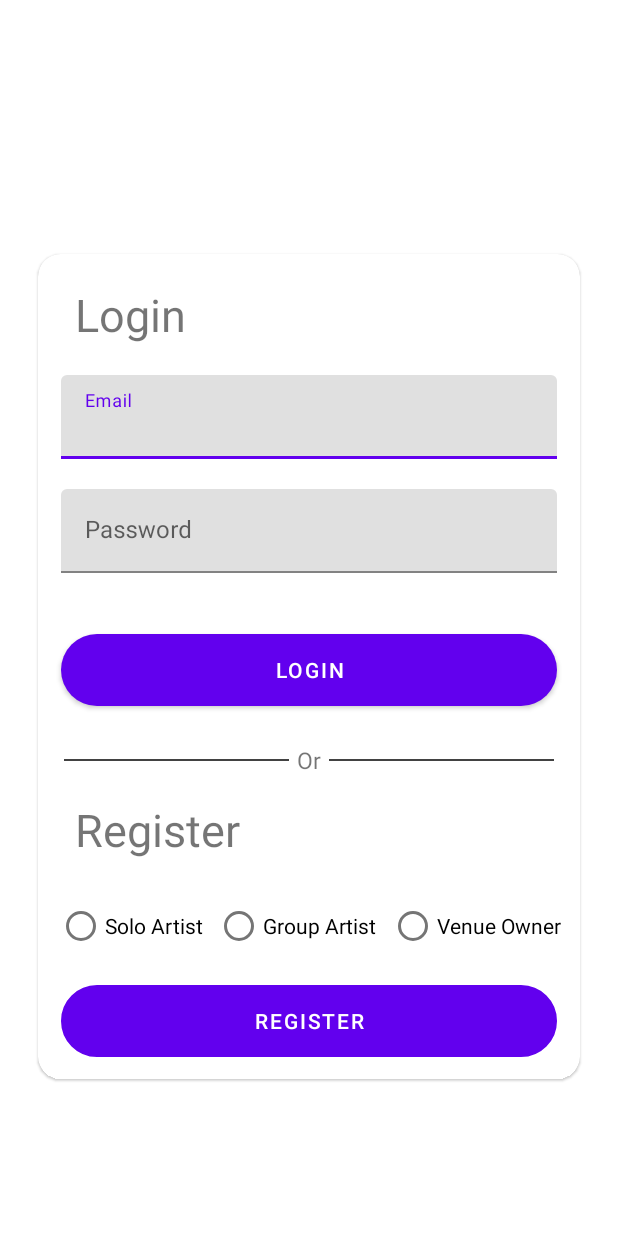
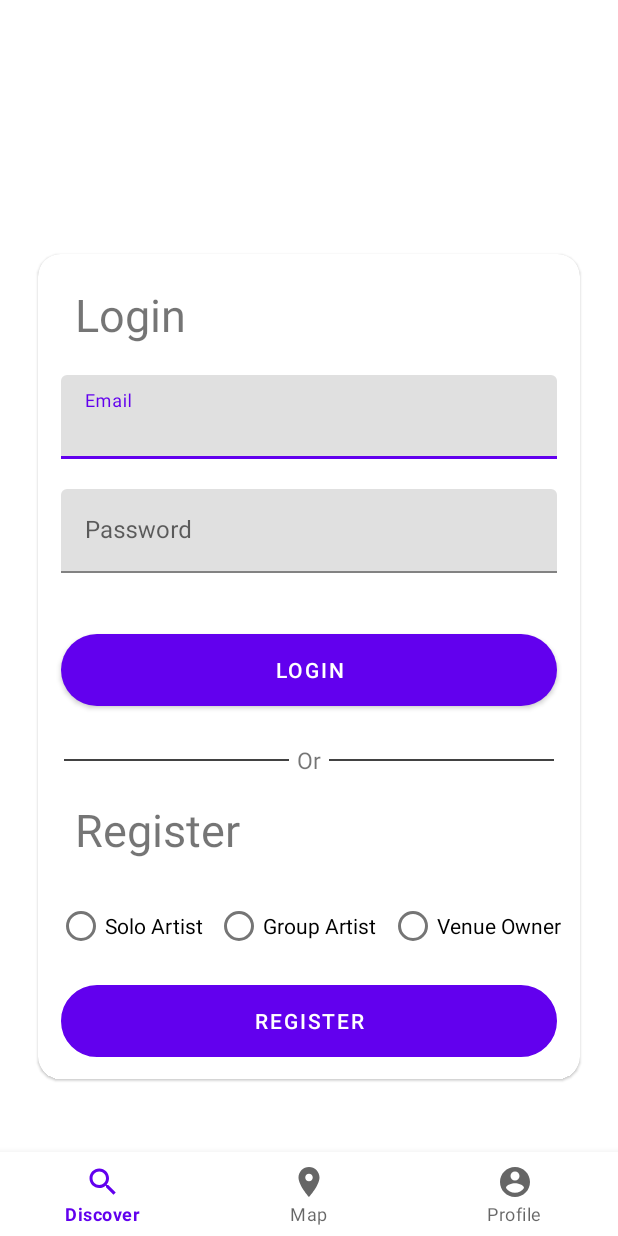
Before and after one commit to mikel112543/FYP_RockAround, an Android app: the screen it shows after launch (MainActivity), on a phone screen of 412 x 824 dp. Run offline under Robolectric (Android 15) with nearby library versions, the phone set to English and light mode, and no system bars; our stand-ins replace Firebase (no records; nobody signed in at launch, a user with empty details on screens opened directly), data binding; libraries missing offline, so code that uses them is left out: org.apache.log4j.

Commit message:
-Fixed Login Page -Will be merging this into Login branch

```diff
--- a/app/build.gradle
+++ b/app/build.gradle
@@ -44,13 +44,15 @@ dependencies {
     implementation 'com.google.android.material:material:1.5.0'
     implementation 'androidx.constraintlayout:constraintlayout:2.1.3'
     implementation 'androidx.legacy:legacy-support-v4:1.0.0'
-    implementation 'androidx.fragment:fragment:1.4.0'
+    implementation 'androidx.fragment:fragment:1.4.1'
     testImplementation 'junit:junit:4.+'
     androidTestImplementation 'androidx.test.ext:junit:1.1.3'
     androidTestImplementation 'androidx.test.espresso:espresso-core:3.4.0'
     implementation "androidx.core:core-ktx:+"
     implementation "org.jetbrains.kotlin:kotlin-stdlib-jdk7:$kotlin_version"
     implementation group: 'mysql', name: 'mysql-connector-java', version: '8.0.11'
+    implementation 'android.arch.navigation:navigation-fragment:1.0.0'
+    implementation 'android.arch.navigation:navigation-ui:1.0.0'
     implementation "androidx.lifecycle:lifecycle-viewmodel:$lifecycle_version"
     implementation "androidx.lifecycle:lifecycle-livedata:$lifecycle_version"
     implementation 'org.mariadb.jdbc:mariadb-java-client:2.2.0'
--- a/app/src/main/java/com/example/rockaroundapp/repository/UserRepository.java
+++ b/app/src/main/java/com/example/rockaroundapp/repository/UserRepository.java
@@ -1,17 +1,60 @@
 package com.example.rockaroundapp.repository;
+
+import android.app.Application;
+import android.widget.Toast;
+
+import androidx.annotation.NonNull;
+import androidx.lifecycle.MutableLiveData;
 
 import com.example.rockaroundapp.dao.ArtistDaoImpl;
 import com.example.rockaroundapp.dao.VenueDaoImpl;
+import com.google.android.gms.tasks.OnCompleteListener;
+import com.google.android.gms.tasks.Task;
+import com.google.firebase.auth.AuthResult;
+import com.google.firebase.auth.FirebaseAuth;
+import com.google.firebase.auth.FirebaseUser;
+
+import java.util.Objects;
 
 
 public class UserRepository {
-
+    private Application application;
+    private MutableLiveData<FirebaseUser> firebaseUserMutableLiveData;
+    private MutableLiveData<String> loginFailureMsg;
+    private FirebaseAuth auth = FirebaseAuth.getInstance();
     private ArtistDaoImpl artistDAO;
     private VenueDaoImpl venueDAO;
 
     public UserRepository() {
         artistDAO = new ArtistDaoImpl();
         venueDAO = new VenueDaoImpl();
+        firebaseUserMutableLiveData = new MutableLiveData<>();
+        loginFailureMsg = new MutableLiveData<>();
+
+        if(auth.getCurrentUser() != null) {
+            firebaseUserMutableLiveData.postValue(auth.getCurrentUser());
+        }
+    }
+
+    public MutableLiveData<FirebaseUser> getFirebaseUserMutableLiveData() {
+        return firebaseUserMutableLiveData;
+    }
+
+    public MutableLiveData<String> getLoginFailureMsg() {
+        return loginFailureMsg;
+    }
+
+    public void loginUser(String email, String password) {
+        auth.signInWithEmailAndPassword(email, password).addOnCompleteListener(new OnCompleteListener<AuthResult>() {
+            @Override
+            public void onComplete(@NonNull Task<AuthResult> task) {
+                if(task.isSuccessful()){
+                    firebaseUserMutableLiveData.postValue(auth.getCurrentUser());
+                }else{
+                    loginFailureMsg.postValue("Error logging in");
+                }
+            }
+        });
     }
 
 
--- a/app/src/main/java/com/example/rockaroundapp/view/LoginFragment.java
+++ b/app/src/main/java/com/example/rockaroundapp/view/LoginFragment.java
@@ -2,21 +2,70 @@ package com.example.rockaroundapp.view;
 
 import android.os.Bundle;
 
+import androidx.databinding.DataBindingUtil;
 import androidx.fragment.app.Fragment;
+import androidx.lifecycle.ViewModelProvider;
 
+import android.text.TextUtils;
 import android.view.LayoutInflater;
 import android.view.View;
 import android.view.ViewGroup;
+import android.widget.Toast;
 
 import com.example.rockaroundapp.R;
+import com.example.rockaroundapp.databinding.FragmentLoginBinding;
+import com.example.rockaroundapp.viewmodel.LoginViewModel;
+import com.example.rockaroundapp.viewmodel.RegisterViewModel;
+
+import java.util.Objects;
 
 
 public class LoginFragment extends Fragment {
+
+    private FragmentLoginBinding binding;
+    private LoginViewModel loginViewModel;
 
     @Override
     public View onCreateView(LayoutInflater inflater, ViewGroup container,
                              Bundle savedInstanceState) {
         // Inflate the layout for this fragment
-        return inflater.inflate(R.layout.fragment_login, container, false);
+        binding = DataBindingUtil.inflate(
+                inflater, R.layout.fragment_login, container, false);
+        View view = binding.getRoot();
+        loginViewModel = new ViewModelProvider(this).get(LoginViewModel.class);
+        binding.setLoginViewModel(loginViewModel);
+        binding.setLifecycleOwner(this);
+        observeViewModel(loginViewModel);
+        return view;
+    }
+
+    private void observeViewModel(LoginViewModel loginViewModel) {
+        loginViewModel.getDetails().observe(getViewLifecycleOwner(), details -> {
+            if(TextUtils.isEmpty(details.get(0))) {
+                binding.loginField.setError("Please provide an email address");
+            }else{
+                binding.loginField.setError(null);
+            }
+            if(TextUtils.isEmpty(details.get(1))) {
+                binding.passwordField.setError("Please provide your password to login");
+            }else{
+                binding.passwordField.setError(null);
+            }
+            if(binding.loginField.getError() == null && binding.passwordField.getError() == null) {
+                loginViewModel.loginUser(details.get(0), details.get(1));
+            }
+        });
+        loginViewModel.getFirebaseUserMutableLiveData().observe(getViewLifecycleOwner(), firebaseUser -> {
+            if(firebaseUser != null) {
+                Toast.makeText(getActivity(), "Error logging in", Toast.LENGTH_SHORT).show();
+            }else{
+                Toast.makeText(getActivity(), "Login Successful", Toast.LENGTH_SHORT).show();
+            }
+        });
+        loginViewModel.getLoginFailureMsg().observe(getViewLifecycleOwner(), failureMsg -> {
+            if(!failureMsg.isEmpty()) {
+                Toast.makeText(getActivity(), failureMsg, Toast.LENGTH_SHORT).show();
+            }
+        });
     }
 }
--- a/app/src/main/java/com/example/rockaroundapp/view/MainActivity.java
+++ b/app/src/main/java/com/example/rockaroundapp/view/MainActivity.java
@@ -16,7 +16,7 @@ public class MainActivity extends AppCompatActivity {
         getSupportActionBar().hide();
         FragmentTransaction ft = getSupportFragmentManager().beginTransaction();
         // Replace the contents of the container with the new fragment
-        ft.replace(R.id.fragment_container, new LoginFragment());
+        ft.replace(R.id.fragmentContainerView, new LoginFragment());
         ft.commit();
     }
 }
--- /dev/null
+++ b/app/src/main/java/com/example/rockaroundapp/viewmodel/LoginViewModel.java
@@ -0,0 +1,77 @@
+package com.example.rockaroundapp.viewmodel;
+
+import android.app.Application;
+import android.util.Log;
+
+import androidx.lifecycle.MutableLiveData;
+import androidx.lifecycle.ViewModel;
+
+import com.example.rockaroundapp.repository.UserRepository;
+import com.example.rockaroundapp.view.LoginFragment;
+import com.google.firebase.auth.FirebaseAuth;
+import com.google.firebase.auth.FirebaseUser;
+
+import java.util.ArrayList;
+import java.util.List;
+
+public class LoginViewModel extends ViewModel {
+
+    private final UserRepository userRepository;
+    private MutableLiveData<FirebaseUser> firebaseUserMutableLiveData;
+    private MutableLiveData<String> loginFailureMsg;
+    private MutableLiveData<String> email = new MutableLiveData<>("");
+    private MutableLiveData<String> password = new MutableLiveData<>("");
+    private MutableLiveData<String> userType = new MutableLiveData<>(UserType.NONE.name());
+    private MutableLiveData<List<String>> loginDetails = new MutableLiveData<>();
+
+    public LoginViewModel() {
+        userRepository = new UserRepository();
+        firebaseUserMutableLiveData = userRepository.getFirebaseUserMutableLiveData();
+        loginFailureMsg = userRepository.getLoginFailureMsg();
+    }
+
+    public MutableLiveData<String> getLoginFailureMsg() {
+        return loginFailureMsg;
+    }
+
+    public enum UserType {
+        NONE,
+        SOLO,
+        GROUP,
+        VENUE
+    }
+
+    public MutableLiveData<List<String>> getDetails() {
+        if (loginDetails == null) {
+            loginDetails = new MutableLiveData<>();
+        }
+        return loginDetails;
+    }
+
+    public MutableLiveData<FirebaseUser> getFirebaseUserMutableLiveData() {
+        return firebaseUserMutableLiveData;
+    }
+
+    public MutableLiveData<String> getEmail() {
+        return email;
+    }
+
+    public MutableLiveData<String> getPassword() {
+        return password;
+    }
+
+    public void setButton(LoginViewModel.UserType type) {
+        userType.postValue(type.name());
+    }
+
+    public void onLoginClick() {
+        ArrayList<String> details = new ArrayList<>();
+        details.add(email.getValue());
+        details.add(password.getValue());
+        loginDetails.setValue(details);
+    }
+
+    public void loginUser(String loginEmail, String pass) {
+        userRepository.loginUser(loginEmail, pass);
+    }
+}
--- /dev/null
+++ b/app/src/main/res/drawable/ic_baseline_account_circle_24.xml
@@ -0,0 +1,10 @@
+<vector xmlns:android="http://schemas.android.com/apk/res/android"
+    android:width="24dp"
+    android:height="24dp"
+    android:viewportWidth="24"
+    android:viewportHeight="24"
+    android:tint="?attr/colorControlNormal">
+  <path
+      android:fillColor="@android:color/white"
+      android:pathData="M12,2C6.48,2 2,6.48 2,12s4.48,10 10,10 10,-4.48 10,-10S17.52,2 12,2zM12,5c1.66,0 3,1.34 3,3s-1.34,3 -3,3 -3,-1.34 -3,-3 1.34,-3 3,-3zM12,19.2c-2.5,0 -4.71,-1.28 -6,-3.22 0.03,-1.99 4,-3.08 6,-3.08 1.99,0 5.97,1.09 6,3.08 -1.29,1.94 -3.5,3.22 -6,3.22z"/>
+</vector>
--- a/app/src/main/res/layout/activity_main.xml
+++ b/app/src/main/res/layout/activity_main.xml
@@ -1,10 +1,28 @@
 <?xml version="1.0" encoding="utf-8"?>
-<androidx.fragment.app.FragmentContainerView xmlns:android="http://schemas.android.com/apk/res/android"
+<androidx.constraintlayout.widget.ConstraintLayout
+    xmlns:android="http://schemas.android.com/apk/res/android"
     xmlns:app="http://schemas.android.com/apk/res-auto"
     xmlns:tools="http://schemas.android.com/tools"
-    android:id="@+id/fragment_container"
     android:layout_width="match_parent"
     android:layout_height="match_parent"
     tools:context=".view.MainActivity">
 
-</androidx.fragment.app.FragmentContainerView>
+    <androidx.fragment.app.FragmentContainerView
+        android:id="@+id/fragmentContainerView"
+        android:name="androidx.navigation.fragment.NavHostFragment"
+        android:layout_width="match_parent"
+        android:layout_height="match_parent"
+        app:defaultNavHost="true"
+        app:navGraph="@navigation/nav_graph"/>
+
+    <com.google.android.material.bottomnavigation.BottomNavigationView
+        android:id="@+id/bottom_navbar"
+        android:layout_width="match_parent"
+        android:layout_height="wrap_content"
+        android:layout_gravity="bottom"
+        app:layout_constraintBottom_toBottomOf="parent"
+        app:layout_constraintStart_toStartOf="parent"
+        app:layout_constraintEnd_toEndOf="parent"
+        app:menu="@menu/bottom_navigation_menu" />
+
+</androidx.constraintlayout.widget.ConstraintLayout>
--- a/app/src/main/res/layout/fragment_login.xml
+++ b/app/src/main/res/layout/fragment_login.xml
@@ -2,6 +2,14 @@
 <layout xmlns:android="http://schemas.android.com/apk/res/android"
     xmlns:app="http://schemas.android.com/apk/res-auto"
     xmlns:tools="http://schemas.android.com/tools">
+
+    <data>
+        <import type="com.example.rockaroundapp.viewmodel.LoginViewModel.UserType" />
+        <variable
+            name="loginViewModel"
+            type="com.example.rockaroundapp.viewmodel.LoginViewModel"/>
+    </data>
+
 
     <androidx.constraintlayout.widget.ConstraintLayout
         android:layout_width="match_parent"
@@ -70,6 +78,7 @@
                     <com.google.android.material.textfield.TextInputEditText
                         android:layout_width="match_parent"
                         android:layout_height="wrap_content"
+                        android:text="@={loginViewModel.email}"
                         android:hint="Email" />
                 </com.google.android.material.textfield.TextInputLayout>
 
@@ -89,6 +98,7 @@
                     <com.google.android.material.textfield.TextInputEditText
                         android:layout_width="match_parent"
                         android:layout_height="wrap_content"
+                        android:text="@={loginViewModel.password}"
                         android:hint="Password" />
                 </com.google.android.material.textfield.TextInputLayout>
 
@@ -100,6 +110,7 @@
                     android:layout_marginEnd="15dp"
                     android:layout_marginBottom="20dp"
                     android:text="Login"
+                    android:onClick="@{()-> loginViewModel.onLoginClick()}"
                     android:layout_marginTop="15dp"
                     app:layout_constraintBottom_toTopOf="@+id/or_txt"
                     app:layout_constraintEnd_toEndOf="parent"
@@ -174,17 +185,20 @@
                         android:layout_width="wrap_content"
                         android:layout_height="wrap_content"
                         android:layout_marginEnd="8dp"
+                        android:onClick="@{()-> loginViewModel.setButton(UserType.SOLO)}"
                         android:text="Solo Artist" />
 
                     <RadioButton
                         android:layout_width="wrap_content"
                         android:layout_height="wrap_content"
+                        android:onClick="@{()-> loginViewModel.setButton(UserType.GROUP)}"
                         android:text="Group Artist" />
 
                     <RadioButton
                         android:layout_width="wrap_content"
                         android:layout_height="wrap_content"
                         android:layout_marginStart="8dp"
+                        android:onClick="@{()-> loginViewModel.setButton(UserType.VENUE)}"
                         android:text="Venue Owner" />
                 </RadioGroup>
 
--- a/app/src/main/res/layout/fragment_register.xml
+++ b/app/src/main/res/layout/fragment_register.xml
@@ -4,7 +4,6 @@
     xmlns:tools="http://schemas.android.com/tools">
 
     <data>
-        <import type="com.example.rockaroundapp.viewmodel.RegisterViewModel.UserType" />
 
         <variable
             name="registerViewModel"
@@ -167,14 +166,12 @@
                         android:layout_width="wrap_content"
                         android:layout_height="wrap_content"
                         android:layout_marginEnd="10dp"
-                        android:onClick="@{()-> registerViewModel.setButton(UserType.SOLO)}"
                         android:text="Solo Artist" />
 
                     <RadioButton
                         android:id="@+id/group_artist_checkbox"
                         android:layout_width="wrap_content"
                         android:layout_height="wrap_content"
-                        android:onClick="@{()-> registerViewModel.setButton(UserType.GROUP)}"
                         android:text="Group Artist" />
 
                     <RadioButton
@@ -182,7 +179,6 @@
                         android:layout_width="wrap_content"
                         android:layout_height="wrap_content"
                         android:layout_marginStart="10dp"
-                        android:onClick="@{()-> registerViewModel.setButton(UserType.VENUE)}"
                         android:text="Venue Owner" />
                 </RadioGroup>
 
@@ -196,7 +192,6 @@
                     android:layout_marginBottom="34dp"
                     android:background="@drawable/pill_button"
                     android:backgroundTint="@color/primary_pink"
-                    android:onClick="@{()-> registerViewModel.onRegisterClick()}"
                     android:text="Register"
                     app:layout_constraintBottom_toBottomOf="parent"
                     app:layout_constraintEnd_toEndOf="parent"
--- a/app/src/main/res/menu/bottom_navigation_menu.xml
+++ b/app/src/main/res/menu/bottom_navigation_menu.xml
@@ -4,8 +4,18 @@
     <item
         android:id="@+id/discover"
         android:title="Discover"
-        app:showAsAction="always"
         android:orderInCategory="1"
-        />
+        android:icon="@drawable/ic_baseline_search_24" />
 
+    <item
+        android:id="@+id/map"
+        android:title="Map"
+        android:orderInCategory="2"
+        android:icon="@drawable/ic_baseline_location_on_24"/>
+
+    <item
+        android:id="@+id/profile"
+        android:title="Profile"
+        android:orderInCategory="2"
+        android:icon="@drawable/ic_baseline_account_circle_24"/>
 </menu>
--- /dev/null
+++ b/app/src/main/res/navigation/nav_graph.xml
@@ -0,0 +1,28 @@
+<?xml version="1.0" encoding="utf-8"?>
+<navigation xmlns:android="http://schemas.android.com/apk/res/android"
+    xmlns:app="http://schemas.android.com/apk/res-auto"
+    xmlns:tools="http://schemas.android.com/tools"
+    android:id="@+id/nav_graph"
+    app:startDestination="@id/loginFragment">
+
+    <fragment
+        android:id="@+id/loginFragment"
+        android:name="com.example.rockaroundapp.view.LoginFragment"
+        android:label="LoginFragment" >
+        <action
+            android:id="@+id/action_loginFragment_to_registerFragment"
+            app:destination="@id/registerFragment" />
+        <action
+            android:id="@+id/action_loginFragment_to_exploreFragment"
+            app:destination="@id/exploreFragment" />
+    </fragment>
+    <fragment
+        android:id="@+id/registerFragment"
+        android:name="com.example.rockaroundapp.view.RegisterFragment"
+        android:label="RegisterFragment" />
+    <fragment
+        android:id="@+id/exploreFragment"
+        android:name="com.example.rockaroundapp.view.ExploreFragment"
+        android:label="fragment_explore"
+        tools:layout="@layout/fragment_explore" />
+</navigation>
```
Also changed, not shown: app/src/main/java/com/example/rockaroundapp/view/ExploreFragment.java (added, +21 -0 lines), app/src/main/java/com/example/rockaroundapp/view/RegisterFragment.java (+2 -7 lines), app/src/main/java/com/example/rockaroundapp/viewmodel/RegisterViewModel.java (+0 -27 lines), app/src/main/res/layout/fragment_explore.xml (added, +14 -0 lines).
